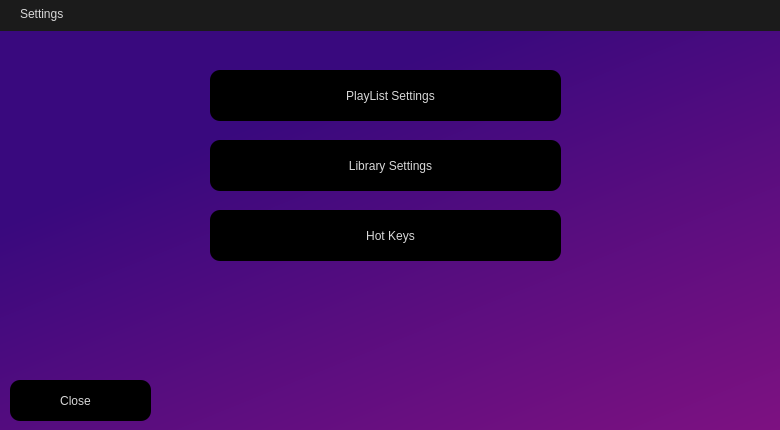
Above: assets/Settings.ui from ifreddyrod/SPYDER-Player-pyqt before the change. Below: the same form after it.
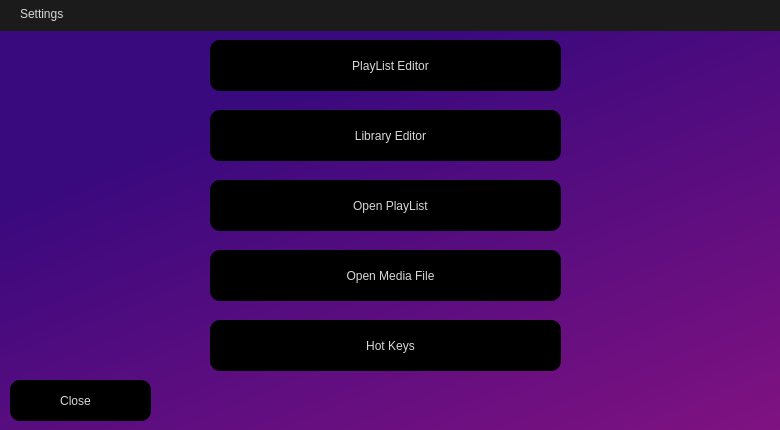
That is the form after the change. Icons and pictures are not drawn.

Commit message: - Made some visual adjustments to the control panel (thinner borders) - Added some detections of streams dropping out and handle them by stopping and playing again - Added ui files and icons for loading a playlist or file - Mostly completed the implementation of loading a file or playlist (user interaction is done, now need to implement the loading of those onto the tree) - Added Event handling for pressing Next and Previous buttons on the control panel - Added hotkeys for Next and Previous (period and comma)

```diff
--- a/assets/Settings.ui
+++ b/assets/Settings.ui
@@ -97,7 +97,7 @@
    <property name="geometry">
     <rect>
      <x>210</x>
-     <y>70</y>
+     <y>40</y>
      <width>351</width>
      <height>51</height>
     </rect>
@@ -106,7 +106,7 @@
     <string notr="true"/>
    </property>
    <property name="text">
-    <string>   PlayList Settings</string>
+    <string>   PlayList Editor</string>
    </property>
    <property name="icon">
     <iconset resource="resources.qrc">
@@ -146,13 +146,13 @@
    <property name="geometry">
     <rect>
      <x>210</x>
-     <y>140</y>
+     <y>110</y>
      <width>351</width>
      <height>51</height>
     </rect>
    </property>
    <property name="text">
-    <string>   Library Settings</string>
+    <string>   Library Editor</string>
    </property>
    <property name="icon">
     <iconset resource="resources.qrc">
@@ -169,7 +169,7 @@
    <property name="geometry">
     <rect>
      <x>210</x>
-     <y>210</y>
+     <y>320</y>
      <width>351</width>
      <height>51</height>
     </rect>
@@ -192,7 +192,7 @@
    <property name="geometry">
     <rect>
      <x>0</x>
-     <y>30</y>
+     <y>10</y>
      <width>801</width>
      <height>421</height>
     </rect>
@@ -201,12 +201,60 @@
     <string notr="true">background-color: qlineargradient(spread:pad, x1:0.369, y1:0.182, x2:1, y2:1, stop:0 rgba(57, 9, 126, 255), stop:1 rgba(129, 18, 129, 255));</string>
    </property>
   </widget>
+  <widget class="QPushButton" name="OpenMediaFile_button">
+   <property name="geometry">
+    <rect>
+     <x>210</x>
+     <y>250</y>
+     <width>351</width>
+     <height>51</height>
+    </rect>
+   </property>
+   <property name="text">
+    <string>   Open Media File</string>
+   </property>
+   <property name="icon">
+    <iconset resource="resources.qrc">
+     <normaloff>:/icons/icons/videofile.png</normaloff>:/icons/icons/videofile.png</iconset>
+   </property>
+   <property name="iconSize">
+    <size>
+     <width>24</width>
+     <height>24</height>
+    </size>
+   </property>
+  </widget>
+  <widget class="QPushButton" name="OpenPlayList_button">
+   <property name="geometry">
+    <rect>
+     <x>210</x>
+     <y>180</y>
+     <width>351</width>
+     <height>51</height>
+    </rect>
+   </property>
+   <property name="text">
+    <string>   Open PlayList</string>
+   </property>
+   <property name="icon">
+    <iconset resource="resources.qrc">
+     <normaloff>:/icons/icons/playlists.png</normaloff>:/icons/icons/playlists.png</iconset>
+   </property>
+   <property name="iconSize">
+    <size>
+     <width>24</width>
+     <height>24</height>
+    </size>
+   </property>
+  </widget>
   <zorder>background_widget</zorder>
   <zorder>Titlebar_widget</zorder>
   <zorder>PlayList_button</zorder>
   <zorder>Close_button</zorder>
   <zorder>Library_button</zorder>
   <zorder>HotKeys_button</zorder>
+  <zorder>OpenMediaFile_button</zorder>
+  <zorder>OpenPlayList_button</zorder>
  </widget>
  <resources>
   <include location="resources.qrc"/>
```
The commit also changes 14 other files.
